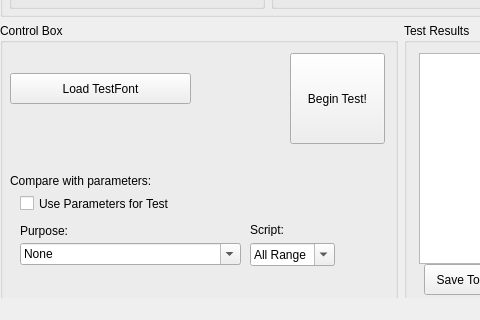
ankur-india/FontCompare, file ui/fontCompare.ui: the form before one commit; both pictures show x 0 to 480 and y 280 to 600 of the 801 by 600 pixel window.
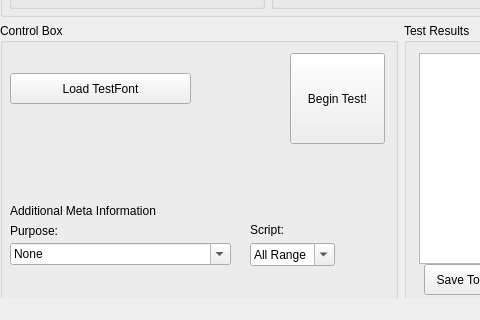
The form after the commit.

Commit message: removed uneccessary ui parts.

The edit to the form file:
```diff
--- a/ui/fontCompare.ui
+++ b/ui/fontCompare.ui
@@ -475,7 +475,7 @@
          <widget class="QLabel" name="label_3">
           <property name="geometry">
            <rect>
-            <x>20</x>
+            <x>10</x>
             <y>200</y>
             <width>51</width>
             <height>16</height>
@@ -488,7 +488,7 @@
          <widget class="QComboBox" name="comboBox">
           <property name="geometry">
            <rect>
-            <x>20</x>
+            <x>10</x>
             <y>220</y>
             <width>221</width>
             <height>22</height>
@@ -592,26 +592,13 @@
           <property name="geometry">
            <rect>
             <x>10</x>
-            <y>150</y>
+            <y>180</y>
             <width>211</width>
             <height>16</height>
            </rect>
           </property>
           <property name="text">
-           <string>Compare with parameters:</string>
-          </property>
-         </widget>
-         <widget class="QCheckBox" name="ParametersCheckBox">
-          <property name="geometry">
-           <rect>
-            <x>20</x>
-            <y>170</y>
-            <width>211</width>
-            <height>21</height>
-           </rect>
-          </property>
-          <property name="text">
-           <string>Use Parameters for Test</string>
+           <string>Additional Meta Information</string>
           </property>
          </widget>
         </widget>
```
Left out of the diff: 4 changed lines with no effect on the pictures. The commit also changes 2 other files.
